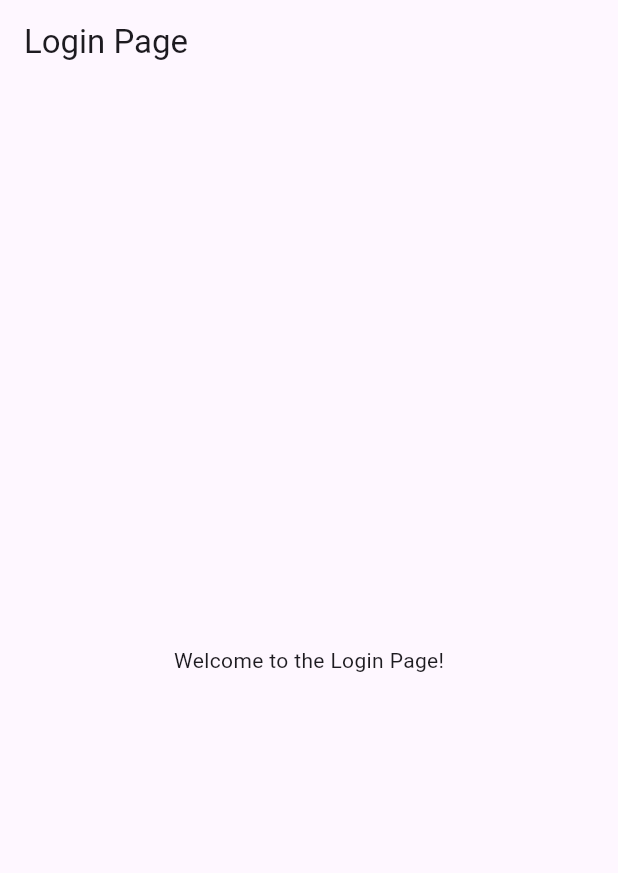
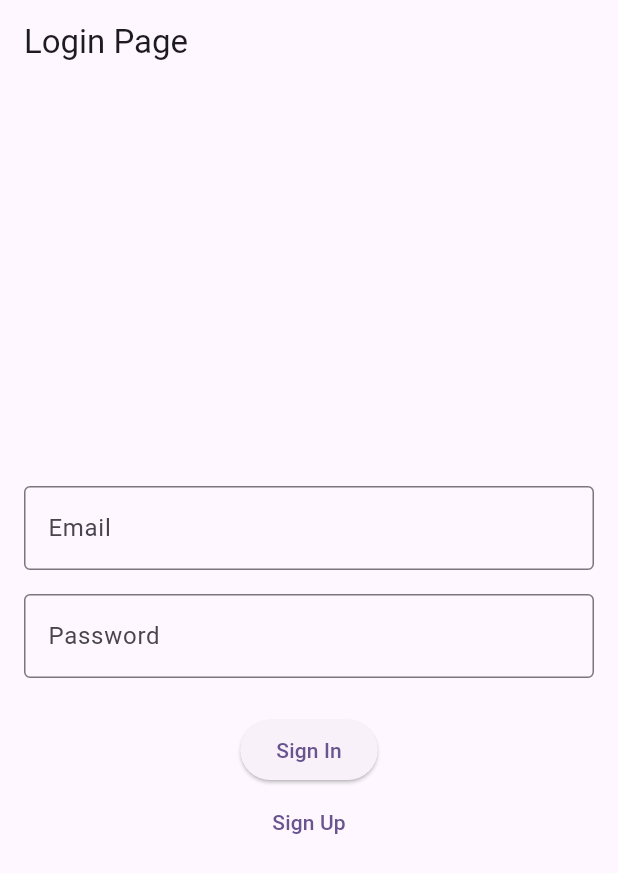
Before and after one commit to Robbo04/Flutter_GeekHobbyApp, a Flutter app: the screen it shows after launch, on a phone screen of 412 x 824 dp. Shown: the top 873 px of the screen. Run offline on Flutter 3.47's test engine with Material 3 defaults, Android fonts, the phone set to English and light mode, and no system bars.

Commit message:
Update log in page
-inputs email and password text fields
-sign in / out button
-sign up: validate entry.

ToDo:
-store users
-encrypt inputs

```diff
--- a/app_geek_hobby_app/lib/Pages/login.dart
+++ b/app_geek_hobby_app/lib/Pages/login.dart
@@ -1,16 +1,121 @@
 import 'package:flutter/material.dart';
+import 'package:app_geek_hobby_app/Classes/user.dart';
 
 class LoginPage extends StatelessWidget {
   const LoginPage({super.key});
 
   @override
   Widget build(BuildContext context) {
+    final TextEditingController emailController = TextEditingController();
+    final TextEditingController passwordController = TextEditingController();
+
+    void createUser() {
+      final email = emailController.text.trim();
+      final password = passwordController.text;
+
+      bool isEmailValid = email.contains('@');
+      bool isPasswordValid = password.length >= 6;
+
+      if (isEmailValid && isPasswordValid) {
+        final TextEditingController usernameController = TextEditingController();
+        showDialog(
+          context: context,
+          builder: (context) => AlertDialog(
+            title: const Text('Choose a Username'),
+            content: TextField(
+              controller: usernameController,
+              decoration: const InputDecoration(
+                labelText: 'Username',
+              ),
+            ),
+            actions: [
+              TextButton(
+                onPressed: () {
+                  final user = User(
+                    username: usernameController.text,
+                    email: email,
+                    password: password,
+                  );
+                  Navigator.of(context).pop();
+                  showDialog(
+                    context: context,
+                    builder: (context) => AlertDialog(
+                      title: const Text('User Created'),
+                      content: Text('Username: ${user.username}\nEmail: ${user.email}'),
+                      actions: [
+                        TextButton(
+                          onPressed: () => Navigator.of(context).pop(),
+                          child: const Text('OK'),
+                        ),
+                      ],
+                    ),
+                  );
+                },
+                child: const Text('Submit'),
+              ),
+            ],
+          ),
+        );
+      } else {
+        showDialog(
+          context: context,
+          builder: (context) => AlertDialog(
+            title: const Text('Invalid Input'),
+            content: const Text('Please enter a valid email and a password with at least 6 characters.'),
+            actions: [
+              TextButton(
+                onPressed: () => Navigator.of(context).pop(),
+                child: const Text('OK'),
+              ),
+            ],
+          ),
+        );
+      }
+    }
+
+    void signInUser() {
+      // Implement sign-in logic here
+    }
+
     return Scaffold(
       appBar: AppBar(
         title: const Text('Login Page'),
       ),
-      body: const Center(
-        child: Text('Welcome to the Login Page!'),
+      body: Padding(
+        padding: const EdgeInsets.all(16.0),
+        child: Column(
+          mainAxisAlignment: MainAxisAlignment.center,
+          children: [
+            const SizedBox(height: 16),
+            TextField(
+              controller: emailController,
+              decoration: const InputDecoration(
+                labelText: 'Email',
+                border: OutlineInputBorder(),
+              ),
+              keyboardType: TextInputType.emailAddress,
+            ),
+            const SizedBox(height: 16),
+            TextField(
+              controller: passwordController,
+              decoration: const InputDecoration(
+                labelText: 'Password',
+                border: OutlineInputBorder(),
+              ),
+              obscureText: true,
+            ),
+            const SizedBox(height: 24),
+            ElevatedButton(
+              onPressed: signInUser,
+              child: const Text('Sign In'),
+            ),
+            const SizedBox(width: 8),
+            TextButton(
+              onPressed: createUser,
+              child: const Text('Sign Up'),
+            ),
+          ],
+        ),
       ),
     );
   }
```
